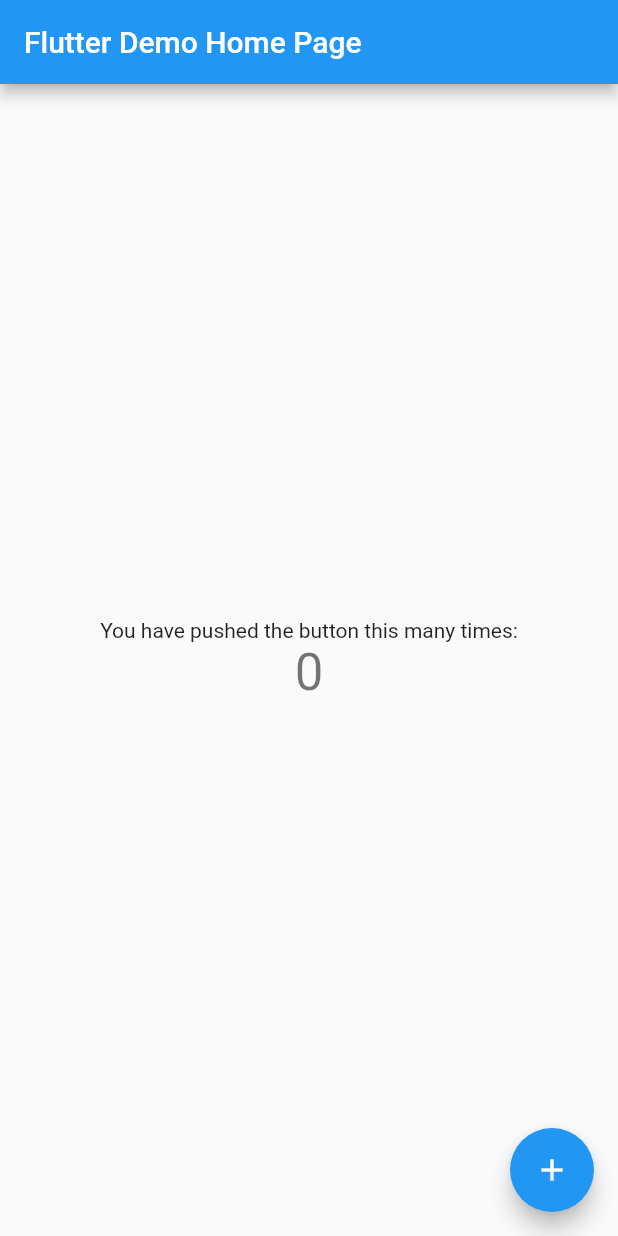
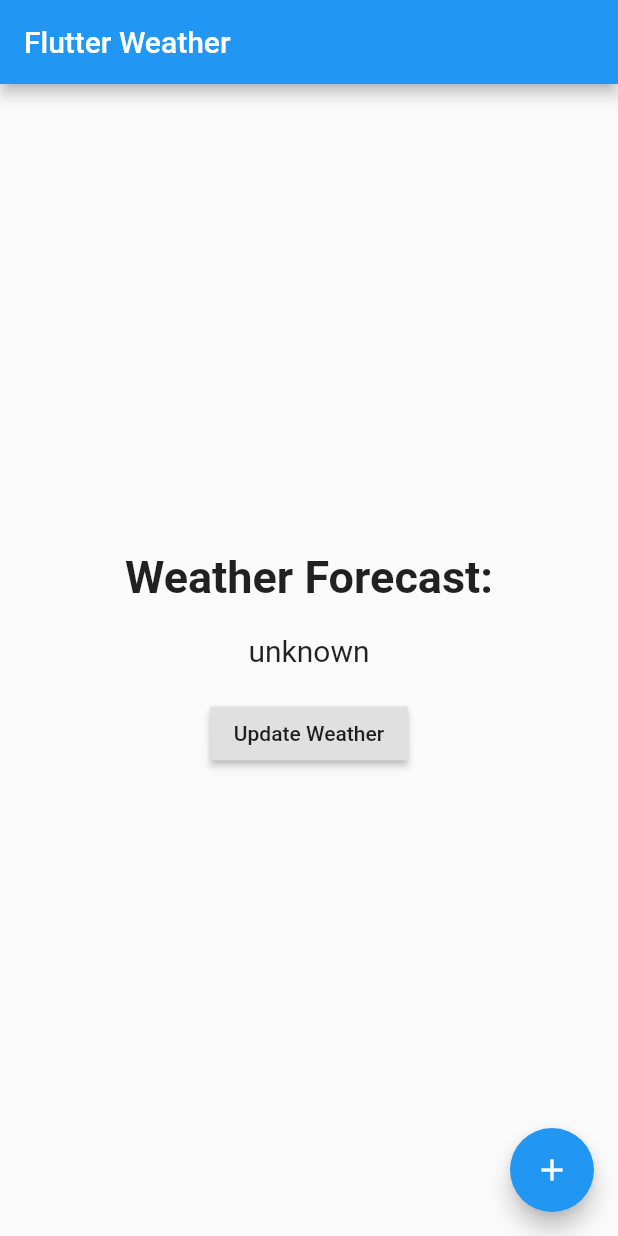
Before and after one commit to PAISHackathon/flutter-demo, a Flutter app: the screen it shows after launch, on a phone screen of 412 x 824 dp. Run offline on Flutter 3.47's test engine with Material 2 defaults, Android fonts, the phone set to English and light mode, and no system bars; our stand-ins replace location.

Commit message:
Add weather forecast

```diff
--- /dev/null
+++ b/lib/LocationManager.dart
@@ -0,0 +1,18 @@
+import 'dart:async';
+import 'package:location/location.dart';
+
+class LocationManager {
+  Location _location;
+
+  LocationManager() {
+    _location = new Location();
+  }
+
+  Future<Map<String,double>> getLocation() async {
+    return await _location.getLocation;
+  }
+
+  void requestPermissions() {
+    getLocation();
+  }
+}
--- /dev/null
+++ b/lib/Weather.dart
@@ -0,0 +1,7 @@
+import 'package:test_flutter_app/LocationManager.dart';
+
+class Weather {
+
+  Weather() {
+  }
+}
--- /dev/null
+++ b/lib/WeatherAPI.dart
@@ -0,0 +1,20 @@
+import 'dart:convert';
+
+import 'package:flutter/services.dart';
+import 'dart:async';
+
+class WeatherAPI {
+  String apiKey;
+  var httpClient;
+
+  WeatherAPI(String key) {
+    apiKey = key;
+    httpClient = createHttpClient();
+  }
+
+  Future<Map> getWeather(num latitude, num longitude) async {
+   var response = await httpClient.read("https://api.darksky.net/forecast/$apiKey/$latitude,$longitude");
+
+   return JSON.decode(response);
+  }
+}
--- /dev/null
+++ b/lib/WeatherScreen.dart
@@ -0,0 +1,62 @@
+import 'dart:async';
+
+import 'package:flutter/material.dart';
+import 'package:test_flutter_app/LocationManager.dart';
+import 'package:test_flutter_app/WeatherAPI.dart';
+
+class WeatherScreen extends StatefulWidget {
+  @override
+  _WeatherState createState() => new _WeatherState();
+}
+
+class _WeatherState extends State<WeatherScreen> {
+  WeatherAPI weatherAPI = new WeatherAPI('33e3eb8531e3b8a1f45f8a86c9ce66bc');
+  LocationManager locationManager = new LocationManager();
+
+  String weather;
+
+  @override
+  void initState() {
+    super.initState();
+
+   weather = 'unknown';
+  }
+
+  Future<Null> updateWeather() async {
+
+
+    var location = await locationManager.getLocation();
+    var weatherData = await weatherAPI.getWeather(location["latitude"], location["longitude"]);
+
+    setState(() {
+      weather = weatherData["daily"]["summary"];
+    });
+  }
+
+  @override
+  Widget build(BuildContext context) {
+    return new Column(
+      children: <Widget>[
+        new Container (
+            child: new Text("Weather Forecast:",
+                textAlign: TextAlign.center,
+                style: new TextStyle(
+                  fontSize: 30.0,
+                  fontWeight: FontWeight.bold,
+                )
+            )
+        ),
+        new Container (
+            margin: new EdgeInsets.all(20.0),
+            child: new Text(weather,
+                textAlign: TextAlign.center,
+                style: new TextStyle(
+                  fontSize: 20.0
+                )
+            )
+        ),
+        new RaisedButton(onPressed: () => updateWeather(), child: new Text("Update Weather"))
+      ]
+    );
+  }
+}
--- a/lib/main.dart
+++ b/lib/main.dart
@@ -1,4 +1,7 @@
 import 'package:flutter/material.dart';
+import 'package:test_flutter_app/WeatherScreen.dart';
+import 'dart:async';
+import 'LocationManager.dart';
 
 void main() {
   runApp(new MyApp());
@@ -9,7 +12,7 @@ class MyApp extends StatelessWidget {
   @override
   Widget build(BuildContext context) {
     return new MaterialApp(
-      title: 'Flutter Demo',
+      title: 'Flutter Weather',
       theme: new ThemeData(
         // This is the theme of your application.
         //
@@ -21,7 +24,7 @@ class MyApp extends StatelessWidget {
         // counter didn't reset back to zero; the application is not restarted.
         primarySwatch: Colors.blue,
       ),
-      home: new MyHomePage(title: 'Flutter Demo Home Page'),
+      home: new MyHomePage(title: 'Flutter Weather'),
     );
   }
 }
@@ -91,13 +94,7 @@ class _MyHomePageState extends State<MyHomePage> {
           // horizontal).
           mainAxisAlignment: MainAxisAlignment.center,
           children: <Widget>[
-            new Text(
-              'You have pushed the button this many times:',
-            ),
-            new Text(
-              '$_counter',
-              style: Theme.of(context).textTheme.display1,
-            ),
+            new WeatherScreen()
           ],
         ),
       ),
--- a/pubspec.yaml
+++ b/pubspec.yaml
@@ -4,6 +4,8 @@ description: A new Flutter project.
 dependencies:
   flutter:
     sdk: flutter
+  location: 1.1.6
+  http: '>=0.11.3+12'
 
   # The following adds the Cupertino Icons font to your application.
   # Use with the CupertinoIcons class for iOS style icons.
```
Also changed, not shown: 6 other files.
